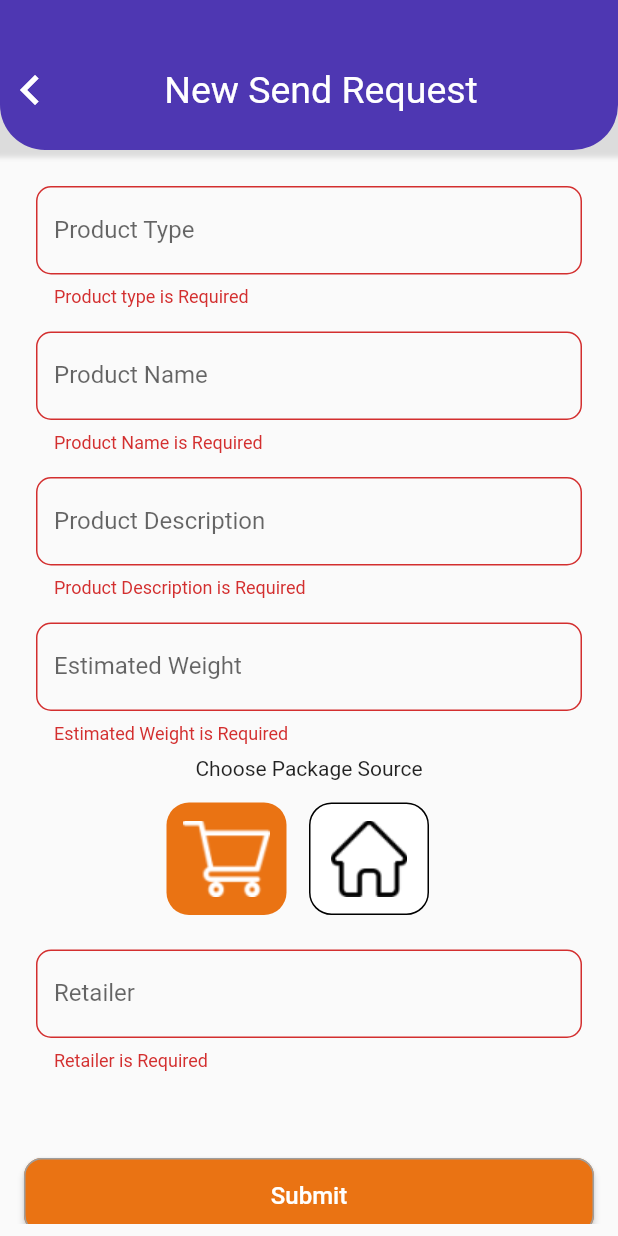
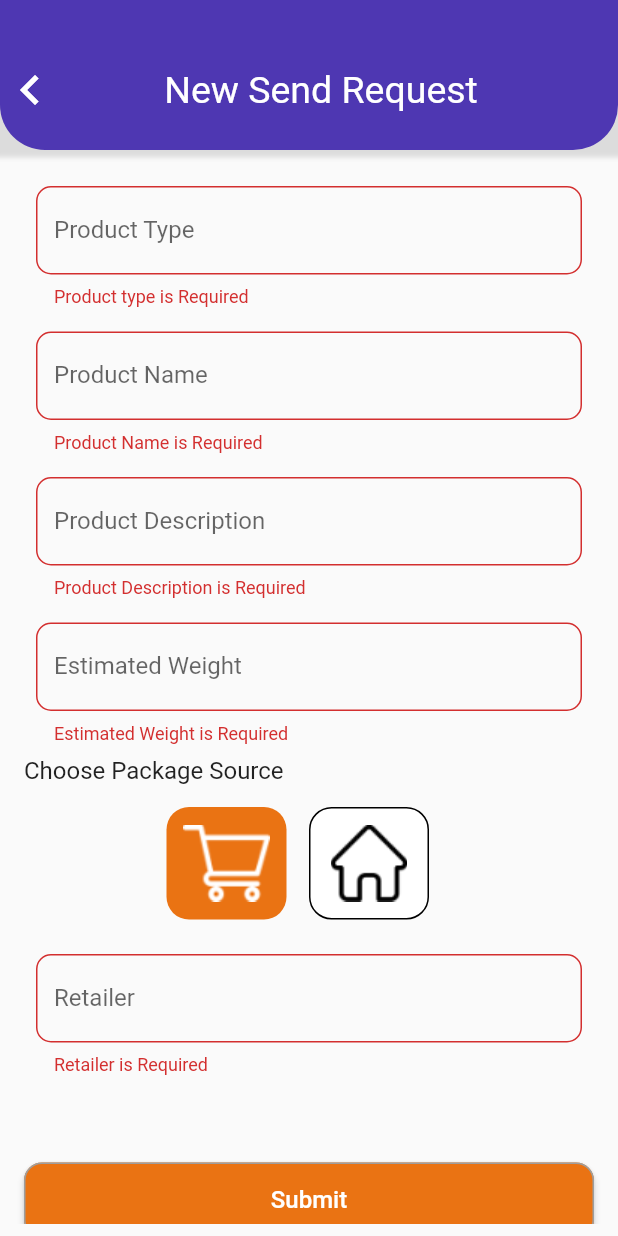
Before and after one commit to jetpakers/jetpakflutterapp, a Flutter app: the screen it shows after launch, after a tap on "Submit", on a phone screen of 412 x 824 dp. Run offline on Flutter 3.47's test engine with Material 2 defaults, Android fonts, the phone set to English and light mode, and no system bars; our stand-ins replace validators; missing offline and left inert: dart:ffi.

Commit message:
aligned choose package source left finallllllyyyy

```diff
--- a/lib/send_request_form.dart
+++ b/lib/send_request_form.dart
@@ -99,11 +99,6 @@ class FormScreenState extends State<FormScreen> {
         validator: (String value) {
           if (value.isEmpty) {
             return 'Estimated Weight is Required';
-          } else {
-            int calories = int.tryParse(value);
-            if (calories == null || calories <= 0) {
-              return 'Calories must be greater than 0';
-            }
           }
 
           return null;
@@ -120,9 +115,12 @@ class FormScreenState extends State<FormScreen> {
 //      padding: const EdgeInsets.all(8.0),
         child: Column(
       children: <Widget>[
-        Text(
-          "Choose Package Source",
-          textAlign: TextAlign.left,
+        Container(
+          alignment: Alignment.centerLeft,
+          child: Text(
+            "Choose Package Source",
+            textAlign: TextAlign.left, style: TextStyle(fontSize: 16),
+          ),
         ),
         Container(
           child: Row(
```
